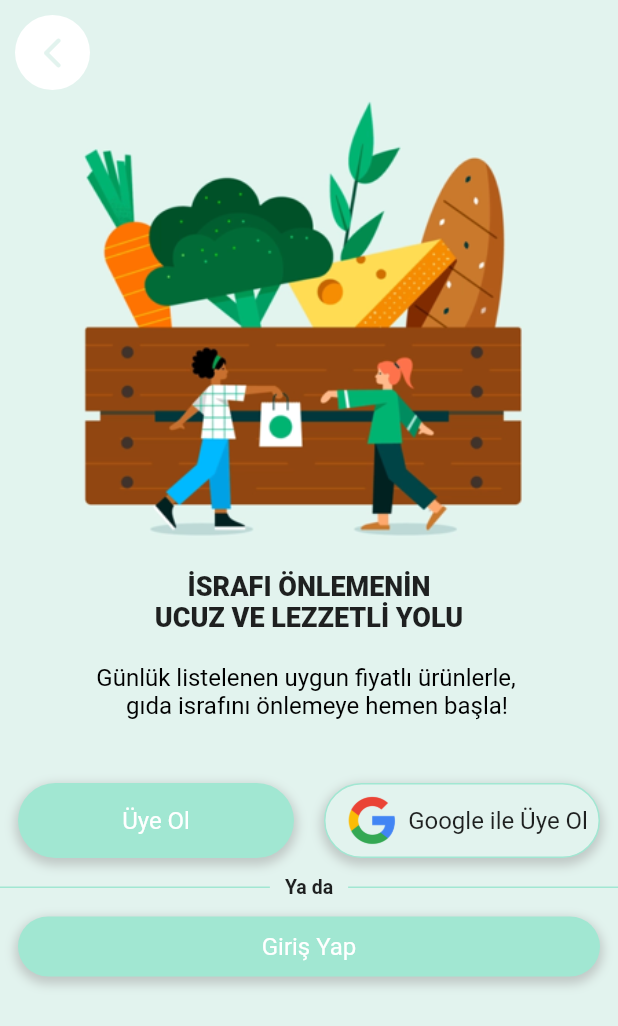
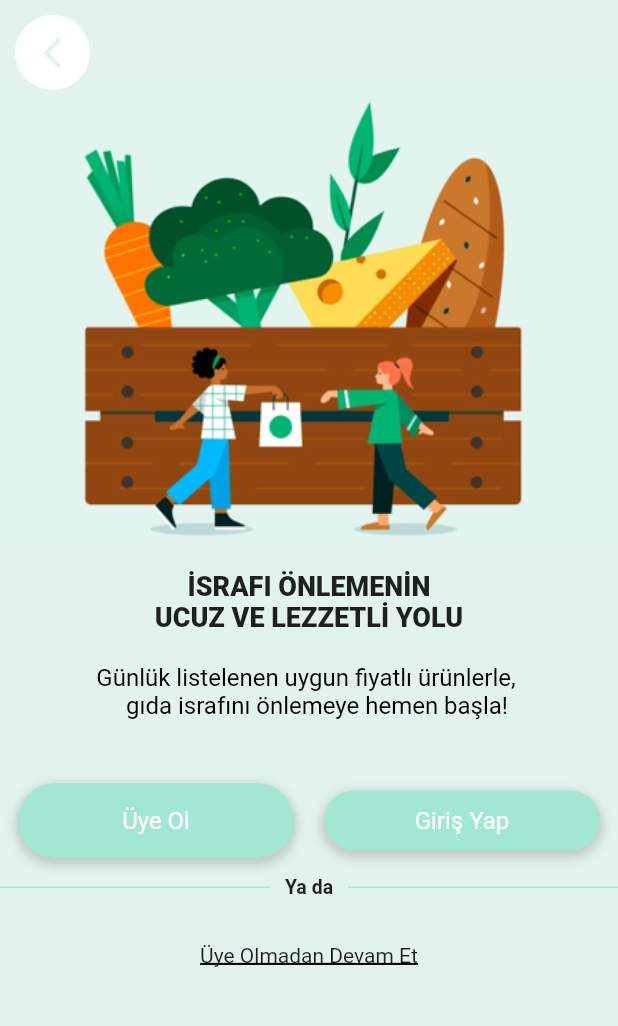
Before and after one commit to huseyinasan/biyemek, a Flutter app: the CustomerLoginScreen screen opened directly, on a phone screen of 412 x 824 dp. Shown: the top 1026 px of the screen. Run offline on Flutter 3.47's test engine with Material 2 defaults, Android fonts, the phone set to English and light mode, and no system bars; our stand-ins replace cloud_firestore, firebase_auth, firebase_core, google_nav_bar, google_sign_in, liquid_swipe and 1 more; missing offline and left inert: status_stepper; accounts and stored records are empty.

Commit message:
signin and logın added changes

```diff
--- /dev/null
+++ b/lib/screens/customerscreens/customer_homepage.dart
@@ -0,0 +1,14 @@
+import 'package:flutter/material.dart';
+class Customer_homepage extends StatefulWidget {
+  const Customer_homepage({Key? key}) : super(key: key);
+
+  @override
+  State<Customer_homepage> createState() => _Customer_homepageState();
+}
+
+class _Customer_homepageState extends State<Customer_homepage> {
+  @override
+  Widget build(BuildContext context) {
+    return const Placeholder();
+  }
+}
--- a/lib/screens/login/login_page.dart
+++ b/lib/screens/login/login_page.dart
@@ -1,5 +1,6 @@
 import 'package:biyemek/components/back_button.dart';
 import 'package:biyemek/screens/onboarding/entrance.dart';
+import 'package:biyemek/screens/register/customer_register_page.dart';
 import 'package:biyemek/screens/register/register_page.dart';
 import 'package:biyemek/services/auth_service.dart';
 import 'package:firebase_auth/firebase_auth.dart';
@@ -77,7 +78,7 @@ class _LoginPageState extends State<LoginPage> {
                             context,
                             MaterialPageRoute(
                               builder: (context) {
-                                return Entrance();
+                                return CustomerLoginScreen();
                               },
                             ),
                           );
--- a/lib/screens/register/customer_register_page.dart
+++ b/lib/screens/register/customer_register_page.dart
@@ -141,18 +141,24 @@ class _CustomerLoginScreenState extends State<CustomerLoginScreen> {
                           ),
                         ),
                         const SizedBox(
-                            width: 20), // Add spacing between the containers
+                            width: 20),
                         Expanded(
                           child: GestureDetector(
-                            onTap: () =>
-                                AuthService().signInWithGoogle(context),
+                            onTap: () {
+                              Navigator.push(
+                                context,
+                                MaterialPageRoute(
+                                  builder: (context) {
+                                    return const LoginPage();
+                                  },
+                                ),
+                              );
+                            },
                             child: Container(
-                              height: 50,
+                              height: 40,
                               decoration: BoxDecoration(
-                                color: const Color(0xFFE2F3EE),
+                                color: const Color(0xFFA1E7D2),
                                 borderRadius: BorderRadius.circular(30),
-                                border:
-                                Border.all(color: const Color(0xFFA1E7D2)),
                                 boxShadow: [
                                   BoxShadow(
                                     color: Colors.grey.withOpacity(0.5),
@@ -162,25 +168,19 @@ class _CustomerLoginScreenState extends State<CustomerLoginScreen> {
                                   ),
                                 ],
                               ),
-                              alignment: Alignment.center,
-                              child: Row(
-                                mainAxisAlignment: MainAxisAlignment.center,
-                                children: [
-                                  Image.asset(
-                                      "assets/images/onboarding/google_icon.png"),
-                                  const Flexible(
-                                    child: Text(
-                                      "Google ile Üye Ol",
-                                      style: TextStyle(fontSize: 16),
-                                      overflow: TextOverflow
-                                          .clip, // Truncate text if it overflows
-                                    ),
+                              child: const Center(
+                                child: Text(
+                                  "Giriş Yap",
+                                  style: TextStyle(
+                                    color: Colors.white,
+                                    fontSize: 16,
                                   ),
-                                ],
+                                ),
                               ),
                             ),
                           ),
-                        ),
+                        ),// Add spacing between the containers
+
                       ],
                     ),
                   ),
@@ -209,49 +209,19 @@ class _CustomerLoginScreenState extends State<CustomerLoginScreen> {
                           painter: LinePainter(),
                         ),
                       ),
+
+
                     ],
                   ),
-                  GestureDetector(
-                    onTap: () {
-                      Navigator.push(
-                        context,
-                        MaterialPageRoute(
-                          builder: (context) {
-                            return const LoginPage();
-                          },
-                        ),
-                      );
-                    },
-                    child: Padding(
-                      padding: const EdgeInsets.all(12.0),
-                      child: Expanded(
-                        child: Container(
-                          height: 40,
-                          decoration: BoxDecoration(
-                            color: const Color(0xFFA1E7D2),
-                            borderRadius: BorderRadius.circular(30),
-                            boxShadow: [
-                              BoxShadow(
-                                color: Colors.grey.withOpacity(0.5),
-                                spreadRadius: 2,
-                                blurRadius: 5,
-                                offset: const Offset(0, 3),
-                              ),
-                            ],
-                          ),
-                          child: const Center(
-                            child: Text(
-                              "Giriş Yap",
-                              style: TextStyle(
-                                color: Colors.white,
-                                fontSize: 16,
-                              ),
-                            ),
-                          ),
-                        ),
-                      ),
-                    ),
-                  ),
+                  SizedBox(height: 30),
+                  Text("Üye Olmadan Devam Et",
+                    style: TextStyle(
+                      decoration: TextDecoration.underline,
+                      decorationColor: Colors.black,
+                      decorationThickness: 2.0,
+                      decorationStyle: TextDecorationStyle.solid,
+                    ),)
+
                 ],
               ),
             ),
--- a/lib/screens/register/register_page.dart
+++ b/lib/screens/register/register_page.dart
@@ -1,5 +1,6 @@
 import 'package:biyemek/components/back_button.dart';
 import 'package:biyemek/screens/onboarding/entrance.dart';
+import 'package:biyemek/screens/register/customer_register_page.dart';
 import 'package:cloud_firestore/cloud_firestore.dart';
 import 'package:firebase_auth/firebase_auth.dart';
 import 'package:flutter/material.dart';
@@ -152,7 +153,7 @@ class _RegisterPageState extends State<RegisterPage> {
                             context,
                             MaterialPageRoute(
                               builder: (context) {
-                                return Entrance();
+                                return CustomerLoginScreen();
                               },
                             ),
                           );
```
